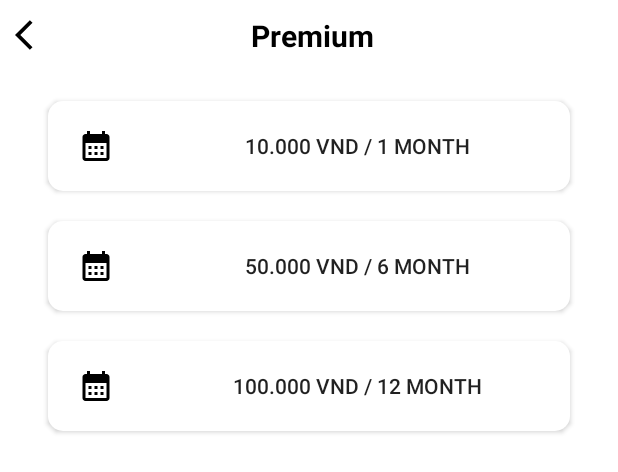
After one commit to LuPan2003/Du_An_APP_SOUNDBOX, an Android app: the layout fragment_premium.xml on its own in the app's theme, with its tools: preview values and no code run, on a phone screen of 412 x 824 dp. The commit adds this screen. Shown: the top 472 px of the screen. Run offline under Robolectric (Android 15) with nearby library versions, the phone set to English and light mode, and no system bars.

Commit message:
frontend premium

```diff
--- a/app/src/main/AndroidManifest.xml
+++ b/app/src/main/AndroidManifest.xml
@@ -2,7 +2,8 @@
 <manifest xmlns:android="http://schemas.android.com/apk/res/android"
     xmlns:tools="http://schemas.android.com/tools">
 
-    <uses-configuration android:name="android.pemission.INTERNET" />
+    <uses-configuration android:name="android.pemission.INTERNET"
+        />
     <uses-permission android:name="android.permission.READ_EXTERNAL_STORAGE"/>
 
     <uses-permission
@@ -27,7 +28,7 @@
         android:theme="@style/AppTheme"
         android:usesCleartextTraffic="true"
         tools:ignore="UnusedAttribute"
-        tools:replace="android:allowBackup"
+        tools:replace="android:supportsRtl"
         tools:targetApi="31">
         <activity
             android:name=".Activity.ForgotPasswordActivity"
--- /dev/null
+++ b/app/src/main/res/drawable/ic_calendar_month_24.xml
@@ -0,0 +1,5 @@
+<vector android:height="24dp" android:tint="#000000"
+    android:viewportHeight="24" android:viewportWidth="24"
+    android:width="24dp" xmlns:android="http://schemas.android.com/apk/res/android">
+    <path android:fillColor="@android:color/white" android:pathData="M19,4h-1V2h-2v2H8V2H6v2H5C3.89,4 3.01,4.9 3.01,6L3,20c0,1.1 0.89,2 2,2h14c1.1,0 2,-0.9 2,-2V6C21,4.9 20.1,4 19,4zM19,20H5V10h14V20zM9,14H7v-2h2V14zM13,14h-2v-2h2V14zM17,14h-2v-2h2V14zM9,18H7v-2h2V18zM13,18h-2v-2h2V18zM17,18h-2v-2h2V18z"/>
+</vector>
--- /dev/null
+++ b/app/src/main/res/layout/fragment_premium.xml
@@ -0,0 +1,86 @@
+<?xml version="1.0" encoding="utf-8"?>
+<LinearLayout xmlns:android="http://schemas.android.com/apk/res/android"
+    xmlns:tools="http://schemas.android.com/tools"
+    android:layout_width="match_parent"
+    android:layout_height="match_parent"
+    xmlns:app="http://schemas.android.com/apk/res-auto"
+    tools:context=".Fragment.PremiumFragment"
+    android:orientation="vertical">
+    <LinearLayout
+        android:layout_width="match_parent"
+        android:layout_height="wrap_content"
+        android:elevation="4dp"
+        android:gravity="center"
+        android:orientation="horizontal"
+        android:layout_marginTop="10dp">
+
+        <ImageView
+            android:id="@+id/icon_back"
+            android:layout_width="24dp"
+            android:layout_height="24dp"
+            android:layout_marginLeft="10dp"
+            android:src="@drawable/ic_back_ios_24_black" />
+
+        <TextView
+            android:id="@+id/tv_header"
+            android:layout_width="wrap_content"
+            android:layout_height="wrap_content"
+            android:layout_marginRight="30dp"
+            android:layout_weight="1"
+            android:gravity="center"
+            android:text="Premium"
+            android:textColor="@color/black"
+            android:textSize="20sp"
+            android:textStyle="bold" />
+    </LinearLayout>
+    <LinearLayout
+        android:layout_width="match_parent"
+        android:layout_height="match_parent"
+        android:orientation="vertical"
+        app:layout_constraintTop_toBottomOf="@+id/tv_email"
+        android:layout_marginTop="20dp">
+        <androidx.appcompat.widget.AppCompatButton
+            android:id="@+id/premium_1month"
+            android:layout_width="match_parent"
+            android:layout_height="60dp"
+            android:layout_marginStart="32dp"
+            android:layout_marginTop="10dp"
+            android:layout_marginEnd="32dp"
+            android:layout_marginBottom="10dp"
+            android:background="@drawable/btn_background_white"
+            android:drawableStart="@drawable/ic_calendar_month_24"
+            android:drawablePadding="20dp"
+            android:paddingStart="20dp"
+            android:text="10.000 VND / 1 month"
+            android:textAlignment="viewStart" />
+        <androidx.appcompat.widget.AppCompatButton
+            android:id="@+id/premium_6month"
+            android:layout_width="match_parent"
+            android:layout_height="60dp"
+            android:layout_marginStart="32dp"
+            android:layout_marginTop="10dp"
+            android:layout_marginEnd="32dp"
+            android:layout_marginBottom="10dp"
+            android:background="@drawable/btn_background_white"
+            android:drawableStart="@drawable/ic_calendar_month_24"
+            android:drawablePadding="20dp"
+            android:paddingStart="20dp"
+            android:text="50.000 VND / 6 month"
+            android:textAlignment="viewStart" />
+        <androidx.appcompat.widget.AppCompatButton
+            android:id="@+id/premium_12month"
+            android:layout_width="match_parent"
+            android:layout_height="60dp"
+            android:textAlignment="viewStart"
+            android:layout_marginStart="32dp"
+            android:layout_marginTop="10dp"
+            android:layout_marginEnd="32dp"
+            android:layout_marginBottom="10dp"
+            android:background="@drawable/btn_background_white"
+            android:drawableStart="@drawable/ic_calendar_month_24"
+            android:drawablePadding="20dp"
+            android:paddingStart="20dp"
+            android:text="100.000 VND / 12 month" />
+    </LinearLayout>
+
+</LinearLayout>
--- a/app/src/main/res/layout/fragment_profile.xml
+++ b/app/src/main/res/layout/fragment_profile.xml
@@ -94,7 +94,7 @@
                     android:layout_width="wrap_content"
                     android:layout_height="wrap_content"
                     android:layout_marginTop="16dp"
-                    android:text="Đào Duy Quý"
+                    android:text="Null"
                     android:textSize="25sp"
                     android:textStyle="bold"
                     app:layout_constraintEnd_toEndOf="@+id/card_avatar"
@@ -105,7 +105,7 @@
                     android:id="@+id/tv_email"
                     android:layout_width="wrap_content"
                     android:layout_height="wrap_content"
-                    android:text="quynau07@gmail.com"
+                    android:text="null"
                     android:textSize="20sp"
                     app:layout_constraintEnd_toEndOf="@+id/tv_name"
                     app:layout_constraintStart_toStartOf="@+id/tv_name"
```
Also changed, not shown: app/src/main/java/com/example/soundbox_du_an_md31/Activity/MainActivity.java (+8 -1 lines), app/src/main/java/com/example/soundbox_du_an_md31/Fragment/LibraryFragment.java (+25 -2 lines), app/src/main/java/com/example/soundbox_du_an_md31/Fragment/PlaySongFragment.java (+19 -6 lines), app/src/main/java/com/example/soundbox_du_an_md31/Fragment/PremiumFragment.java (added, +68 -0 lines), app/src/main/java/com/example/soundbox_du_an_md31/Fragment/ProfileFragment.java (+8 -1 lines).
